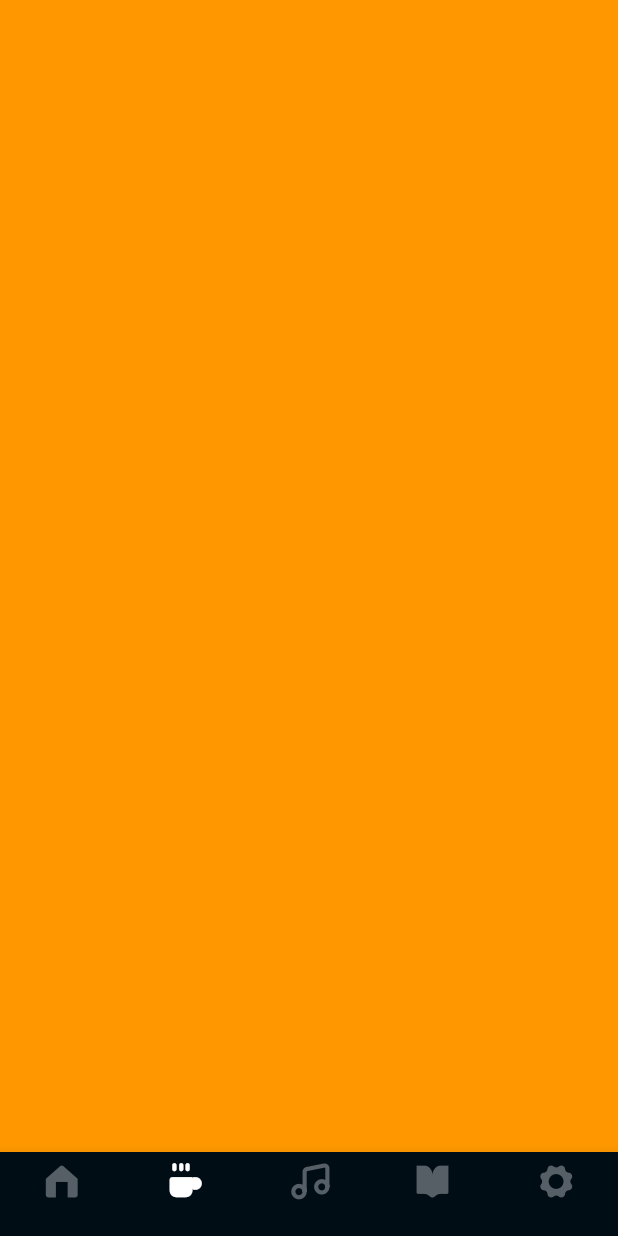
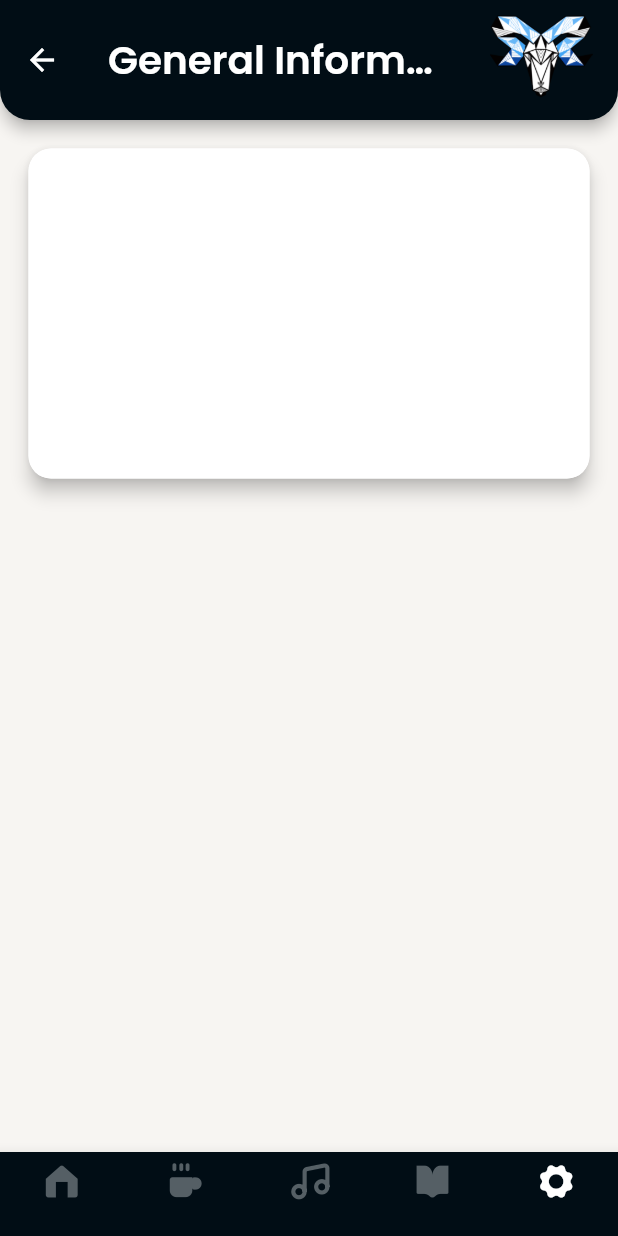
Before and after one commit to Woodlands-App-Team/WAPP, a Flutter app: the Home screen opened directly, swiped to page 5, on a phone screen of 412 x 824 dp. Run offline on Flutter 3.47's test engine with Material 2 defaults, Android fonts, the phone set to English and light mode, and no system bars; our stand-ins replace animated_text_kit, auto_size_text, cloud_firestore, cloud_functions, firebase_auth, firebase_core and 4 more; missing offline and left inert: delayed_widget, oauth2; accounts and stored records are empty; network calls fail.

Commit message:
created general page and song req cloud function

```diff
--- a/lib/pages/announcements_page/announcements_page.dart
+++ b/lib/pages/announcements_page/announcements_page.dart
@@ -10,8 +10,8 @@ String month = "Apr";
 String date = "20";
 String imageAddress =
     'https://avatars.githubusercontent.com/u/86990803?s=200&v=4';
-String expandedImageAddress = "https://cdn.vox-cdn.com/thumbor/IQab79SuQ1PnrneGti_uy_pxTKo=/148x0:1768x1080/1280x854/cdn.vox-cdn.com/uploads/chorus_image/image/47413330/the-simpsons-tv-series-cast-wallpaper-109911.0.0.jpeg";
-
+String expandedImageAddress =
+    "https://cdn.vox-cdn.com/thumbor/IQab79SuQ1PnrneGti_uy_pxTKo=/148x0:1768x1080/1280x854/cdn.vox-cdn.com/uploads/chorus_image/image/47413330/the-simpsons-tv-series-cast-wallpaper-109911.0.0.jpeg";
 
 class AnnouncementsPage extends StatefulWidget {
   const AnnouncementsPage({Key? key}) : super(key: key);
@@ -27,7 +27,7 @@ class _AnnouncementsPageState extends State<AnnouncementsPage> {
     textController = TextEditingController();
     return Scaffold(
       appBar: announcementPageAppBar(),
-      backgroundColor: dark_blue,
+      backgroundColor: white,
       body: SafeArea(
         child: Container(
           padding: EdgeInsets.fromLTRB(0, 20, 0, 0),
@@ -37,10 +37,7 @@ class _AnnouncementsPageState extends State<AnnouncementsPage> {
               Align(
                 alignment: Alignment(0, 0),
                 child: Container(
-              width: MediaQuery
-                  .of(context)
-                  .size
-                  .width * 0.9,
+                  width: MediaQuery.of(context).size.width * 0.9,
                   height: 40,
                   decoration: BoxDecoration(
                     color: Color(0xB222221219),
@@ -86,10 +83,7 @@ class _AnnouncementsPageState extends State<AnnouncementsPage> {
               Padding(
                 padding: EdgeInsets.fromLTRB(0, 15, 0, 0),
                 child: Container(
-              width: MediaQuery
-                  .of(context)
-                  .size
-                  .width * 0.95,
+                  width: MediaQuery.of(context).size.width * 0.95,
                   height: 35,
                   decoration: BoxDecoration(
                     color: Color(0x00EEEEEE),
@@ -137,8 +131,7 @@ class _AnnouncementsPageState extends State<AnnouncementsPage> {
                           titleText: title,
                           descriptionText: description,
                           imageUrl: imageAddress,
-                      expandedImageUrl: expandedImageAddress
-                  )
+                          expandedImageUrl: expandedImageAddress)
                     ],
                   ),
                 ),
--- a/lib/pages/general_page/general_page.dart
+++ b/lib/pages/general_page/general_page.dart
@@ -1,4 +1,6 @@
 import 'package:flutter/material.dart';
+import 'package:wapp/constants.dart';
+import 'package:wapp/pages/general_page/general_page_app_bar.dart';
 
 class GeneralPage extends StatefulWidget {
   const GeneralPage({Key? key}) : super(key: key);
@@ -10,9 +12,33 @@ class GeneralPage extends StatefulWidget {
 class _GeneralPageState extends State<GeneralPage> {
   @override
   Widget build(BuildContext context) {
-    return Container(
-      padding: EdgeInsets.only(top: 150),
-      color: Colors.orange,
+    return Scaffold(
+      appBar: generalPageAppBar(),
+      backgroundColor: Color(0XFFF7F5F2),
+      body: Container(
+        padding: EdgeInsets.all(15),
+        child: Column(
+          children: [
+            Card(
+              elevation: 5,
+              shape: RoundedRectangleBorder(
+                  borderRadius: BorderRadius.all(Radius.circular(15))),
+              child: GestureDetector(
+                onTap: () {
+                  print("I have been tapped");
+                },
+                child: Container(
+                  height: 220,
+                  width: MediaQuery.of(context).size.width,
+                  decoration: BoxDecoration(
+                      color: white,
+                      borderRadius: BorderRadius.all(Radius.circular(15))),
+                ),
+              ),
+            ),
+          ],
+        ),
+      ),
     );
   }
 }
--- /dev/null
+++ b/lib/pages/general_page/general_page_app_bar.dart
@@ -0,0 +1,32 @@
+import 'package:flutter/material.dart';
+import 'package:flutter/services.dart';
+import '../../constants.dart';
+import 'package:google_fonts/google_fonts.dart';
+
+PreferredSizeWidget generalPageAppBar() {
+  return AppBar(
+    shape: RoundedRectangleBorder(
+      borderRadius: BorderRadius.vertical(
+        bottom: Radius.circular(20),
+      ),
+    ),
+    toolbarHeight: appBarHeight,
+    centerTitle: false,
+    title: Text(
+      "General Information",
+      style: GoogleFonts.poppins(
+        fontSize: 26,
+        fontWeight: FontWeight.w600,
+        color: white,
+      ),
+    ),
+    brightness: Brightness.dark,
+    backgroundColor: black,
+    actions: [
+      Container(
+        padding: EdgeInsets.fromLTRB(5, 10, 17, 15),
+        child: Image.asset('assets/logo.png'),
+      ),
+    ],
+  );
+}
--- a/lib/pages/home_page/home.dart
+++ b/lib/pages/home_page/home.dart
@@ -19,9 +19,9 @@ class _HomeState extends State<Home> with TickerProviderStateMixin {
   final user = FirebaseAuth.instance.currentUser!;
 
   // ignore: unused_field
-  int _currentIndex = 1;
+  int _currentIndex = 4;
 
-  late PageController _pageController = PageController(initialPage: 1);
+  late PageController _pageController = PageController(initialPage: 4);
 
   @override
   void initState() {
--- a/lib/pages/song_req_page/song_req_page.dart
+++ b/lib/pages/song_req_page/song_req_page.dart
@@ -1,3 +1,4 @@
+import 'package:cloud_functions/cloud_functions.dart';
 import 'package:flutter/material.dart';
 import 'package:flutter/src/widgets/image.dart' as img;
 import 'package:flutter_typeahead/flutter_typeahead.dart';
@@ -15,6 +16,7 @@ class SongReqPage extends StatefulWidget {
 }
 
 class SongReqScreen extends StatelessWidget {
+  FirebaseFunctions functions = FirebaseFunctions.instance;
   final List<Widget> topSongs;
   SongReqScreen(this.topSongs);
 
```
Also changed, not shown: 3 other files. Lines whose indentation alone changed are shown as unchanged.
